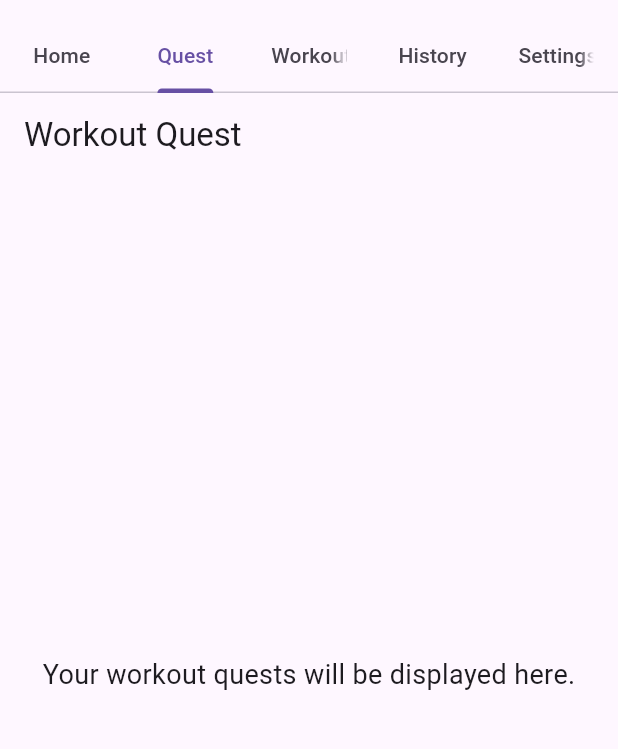
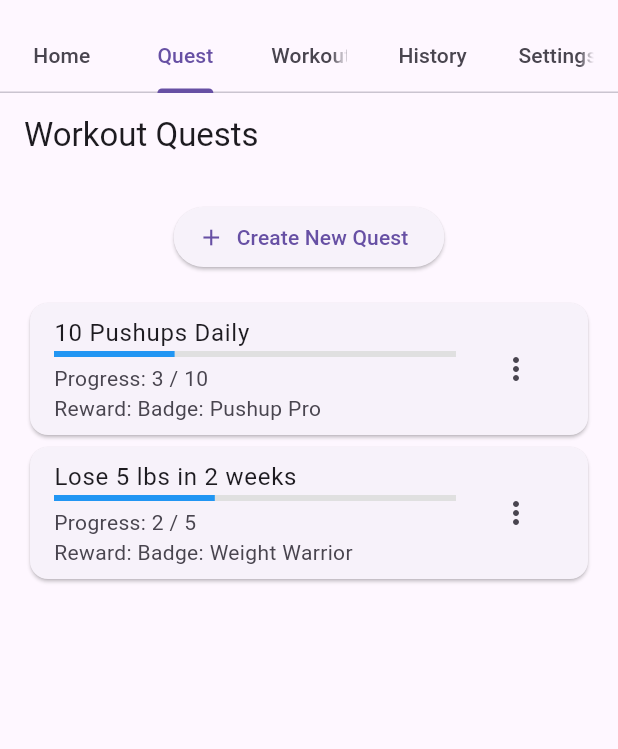
Before and after one commit to boizura/FitDuo, a Flutter app: the screen it shows after launch, tab 2 chosen, on a phone screen of 412 x 824 dp, the part 63-812 px from its top. Run offline on Flutter 3.47's test engine with Material 3 defaults, Android fonts, the light colour scheme and no system bars.

Commit message:
quest demo screen

```diff
--- a/lib/screens/quest_screen.dart
+++ b/lib/screens/quest_screen.dart
@@ -1,18 +1,91 @@
 import 'package:flutter/material.dart';
 
-class QuestScreen extends StatelessWidget {
+class QuestScreen extends StatefulWidget {
   const QuestScreen({super.key});
+
+  @override
+  State<QuestScreen> createState() => _QuestScreenState();
+}
+
+class _QuestScreenState extends State<QuestScreen> {
+  // Dummy quest data for UI
+  List<Map<String, dynamic>> quests = [
+    {
+      'title': '10 Pushups Daily',
+      'goal': 10,
+      'progress': 3, // days completed
+      'reward': 'Badge: Pushup Pro'
+    },
+    {
+      'title': 'Lose 5 lbs in 2 weeks',
+      'goal': 5,
+      'progress': 2, // lbs lost
+      'reward': 'Badge: Weight Warrior'
+    },
+  ];
 
   @override
   Widget build(BuildContext context) {
     return Scaffold(
       appBar: AppBar(
-        title: const Text('Workout Quest'),
+        title: const Text("Workout Quests"),
       ),
-      body: const Center(
-        child: Text(
-          'Your workout quests will be displayed here.',
-          style: TextStyle(fontSize: 18),
+      body: Padding(
+        padding: const EdgeInsets.all(16.0),
+        child: Column(
+          children: [
+            // Button to add new quest
+            ElevatedButton.icon(
+              onPressed: () {
+                // TODO: Open add quest form
+              },
+              icon: const Icon(Icons.add),
+              label: const Text("Create New Quest"),
+            ),
+            const SizedBox(height: 16),
+
+            // Quest list
+            Expanded(
+              child: quests.isEmpty
+                  ? const Center(child: Text("No quests yet. Create your first fitness quest!"))
+                  : ListView.builder(
+                      itemCount: quests.length,
+                      itemBuilder: (context, index) {
+                        final quest = quests[index];
+                        final progressPercent = quest['progress'] / quest['goal'];
+                        return Card(
+                          child: ListTile(
+                            title: Text(quest['title']),
+                            subtitle: Column(
+                              crossAxisAlignment: CrossAxisAlignment.start,
+                              children: [
+                                LinearProgressIndicator(
+                                  value: progressPercent,
+                                  color: Colors.blue,
+                                  backgroundColor: Colors.grey[300],
+                                ),
+                                const SizedBox(height: 4),
+                                Text(
+                                  'Progress: ${quest['progress']} / ${quest['goal']}',
+                                ),
+                                Text('Reward: ${quest['reward']}'),
+                              ],
+                            ),
+                            trailing: PopupMenuButton<String>(
+                              onSelected: (value) {
+                                // TODO: Handle edit/delete
+                              },
+                              itemBuilder: (context) => [
+                                const PopupMenuItem(value: 'edit', child: Text('Edit')),
+                                const PopupMenuItem(value: 'delete', child: Text('Delete')),
+                              ],
+                            ),
+                          ),
+                        );
+                      },
+                    ),
+            ),
+          ],
         ),
       ),
     );
```
